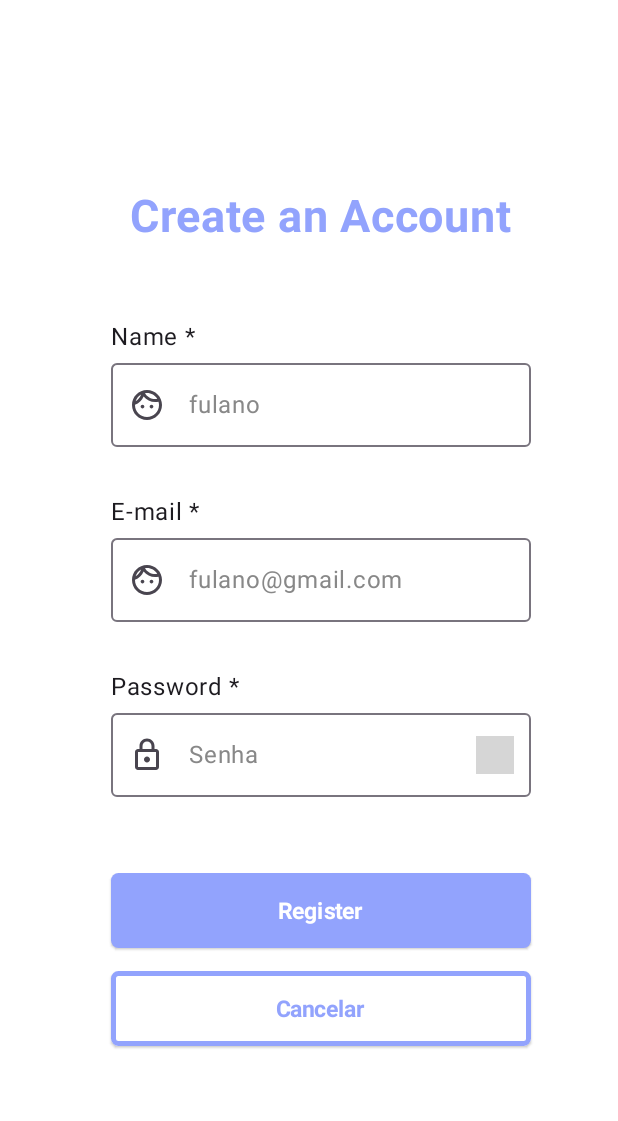
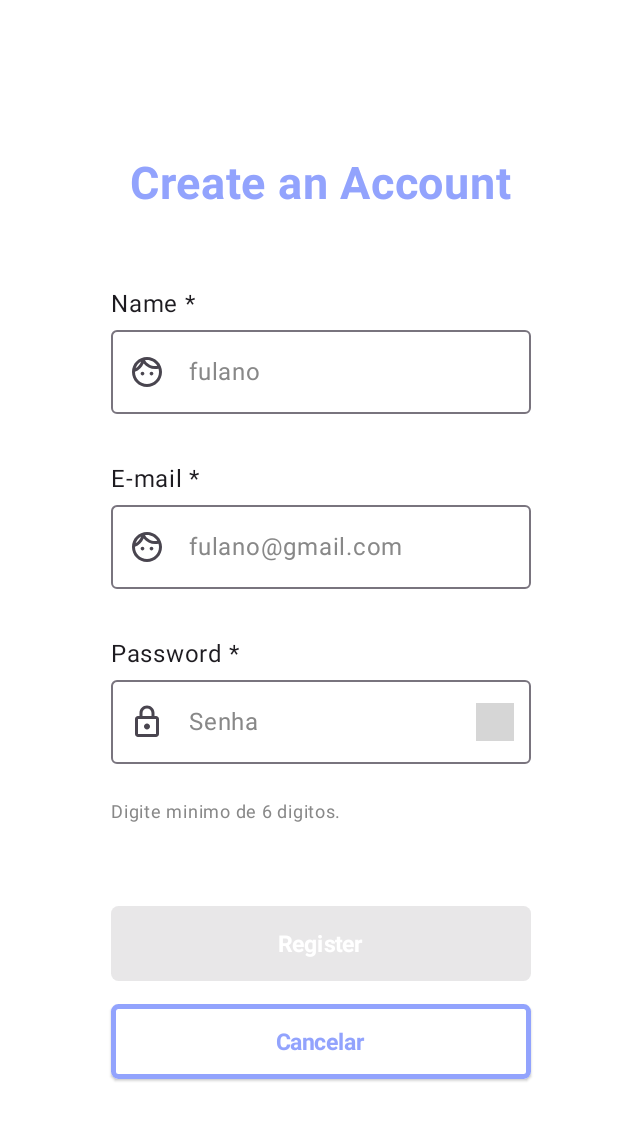
Before and after one commit to Tharsisboamorte/fit-x, an Android app built with Jetpack Compose: the SignUpView screen opened through its navigation route, on a phone screen of 412 x 824 dp. Shown: the top 1121 px of the screen. Run offline under Robolectric (Android 15) with nearby library versions, the phone set to English and light mode, and no system bars; our stand-ins replace Dagger/Hilt's generated code, Firebase (no records; nobody signed in at launch, a user with empty details on screens opened directly); grey boxes are pictures that could not be loaded.

Commit message:
Feat - Added conditions to button enabled

```diff
--- a/app/src/main/java/com/project/fitx/presentation/auth/components/DefaultButton.kt
+++ b/app/src/main/java/com/project/fitx/presentation/auth/components/DefaultButton.kt
@@ -24,9 +24,11 @@ fun DefaultButton(
     onAction: () -> Unit,
     color: ButtonColors,
     textColor: Color,
+    isEnabled: Boolean = true,
     borderStroke: BorderStroke = BorderStroke(width = 0.dp, color = Color.Transparent)
 ) {
     ElevatedButton(
+        enabled = isEnabled,
         modifier = modifier,
         onClick = onAction,
         shape = RoundedCornerShape(5.dp),
--- a/app/src/main/java/com/project/fitx/presentation/auth/components/PasswordTextField.kt
+++ b/app/src/main/java/com/project/fitx/presentation/auth/components/PasswordTextField.kt
@@ -28,6 +28,8 @@ fun PasswordTextField(
     modifier: Modifier = Modifier,
     onValueChanged: (String) -> Unit,
     password: String,
+    supportedText: String = "",
+    isError: Boolean = false,
 ) {
     var passwordVisible by rememberSaveable { mutableStateOf(false) }
 
@@ -48,6 +50,8 @@ fun PasswordTextField(
             leadingIcon = {
                 Icon(imageVector = Icons.Outlined.Lock, contentDescription = "")
             },
+            isError = isError,
+            supportingText = { Text(text = supportedText) },
             singleLine = true,
             visualTransformation = if (passwordVisible)
                 VisualTransformation.None else PasswordVisualTransformation(),
@@ -63,5 +67,10 @@ fun PasswordTextField(
                 }
             }
         )
+        Text(
+            text = "Digite minimo de 6 digitos.",
+            fontSize = 12.sp,
+            color = Color.Gray
+        )
     }
 }
--- a/app/src/main/java/com/project/fitx/presentation/auth/login/view/LoginView.kt
+++ b/app/src/main/java/com/project/fitx/presentation/auth/login/view/LoginView.kt
@@ -41,6 +41,8 @@ import com.project.fitx.presentation.auth.components.DefaultButton
 import com.project.fitx.presentation.auth.components.FormTextField
 import com.project.fitx.presentation.auth.components.PasswordTextField
 import com.project.fitx.ui.theme.PrimaryTheme
+import com.project.fitx.utils.isEmail
+import com.project.fitx.utils.isPassword
 
 @SuppressLint("UnusedMaterial3ScaffoldPaddingParameter")
 @Composable
@@ -80,13 +82,11 @@ fun LoginView(
                 onValueChanged = { emailInput -> textFieldValue = emailInput },
                 label = "E-mail",
                 text = textFieldValue,
-                supportingText = "O email não existe ou foi digitado errado",
-                isError = isErrorEmail
             )
             PasswordTextField(
                 onValueChanged = { password -> passwordTextValue = password },
                 modifier = Modifier.padding(bottom = 25.dp),
-                password = passwordTextValue
+                password = passwordTextValue,
             )
             Spacer(modifier = Modifier.height(25.dp))
             DefaultButton(
@@ -95,8 +95,17 @@ fun LoginView(
                     .width(280.dp)
                     .height(50.dp),
                 label = "Sign in",
+                isEnabled = passwordTextValue.length >= 6 && isEmail(textFieldValue),
                 onAction = {
-                    viewModel.login(email = textFieldValue, password = passwordTextValue)
+                    if (!isEmail(textFieldValue) && viewModel.currentUser!!.isEmailVerified) {
+                        isErrorEmail = true
+                    } else {
+                        if (!isPassword(passwordTextValue)) {
+                            isErrorPassword = true
+                        } else {
+                            viewModel.login(email = textFieldValue, password = passwordTextValue)
+                        }
+                    }
                 },
                 color = ButtonDefaults.elevatedButtonColors(containerColor = Color.White),
                 textColor = PrimaryTheme,
@@ -113,6 +122,7 @@ fun LoginView(
                             inclusive = true
                         }
                     }
+
                 },
                 color = ButtonDefaults.elevatedButtonColors(containerColor = PrimaryTheme),
                 textColor = Color.White
--- a/app/src/main/java/com/project/fitx/presentation/auth/register/view/RegisterView.kt
+++ b/app/src/main/java/com/project/fitx/presentation/auth/register/view/RegisterView.kt
@@ -40,6 +40,7 @@ import com.project.fitx.presentation.auth.components.DefaultButton
 import com.project.fitx.presentation.auth.components.FormTextField
 import com.project.fitx.presentation.auth.components.PasswordTextField
 import com.project.fitx.ui.theme.PrimaryTheme
+import com.project.fitx.utils.isEmail
 
 @SuppressLint("UnusedMaterial3ScaffoldPaddingParameter")
 @Composable
@@ -107,6 +108,9 @@ fun SignUpView(
                     .width(280.dp)
                     .height(50.dp),
                 label = "Register",
+                isEnabled = passwordTextValue.length >= 6 && textNameValue.isNotEmpty() && isEmail(
+                    textEmailValue
+                ),
                 onAction = {
                     viewModel.signup(
                         email = textEmailValue,
```
Also changed, not shown: app/src/main/java/com/project/fitx/utils/Validation.kt (+6 -10 lines).
